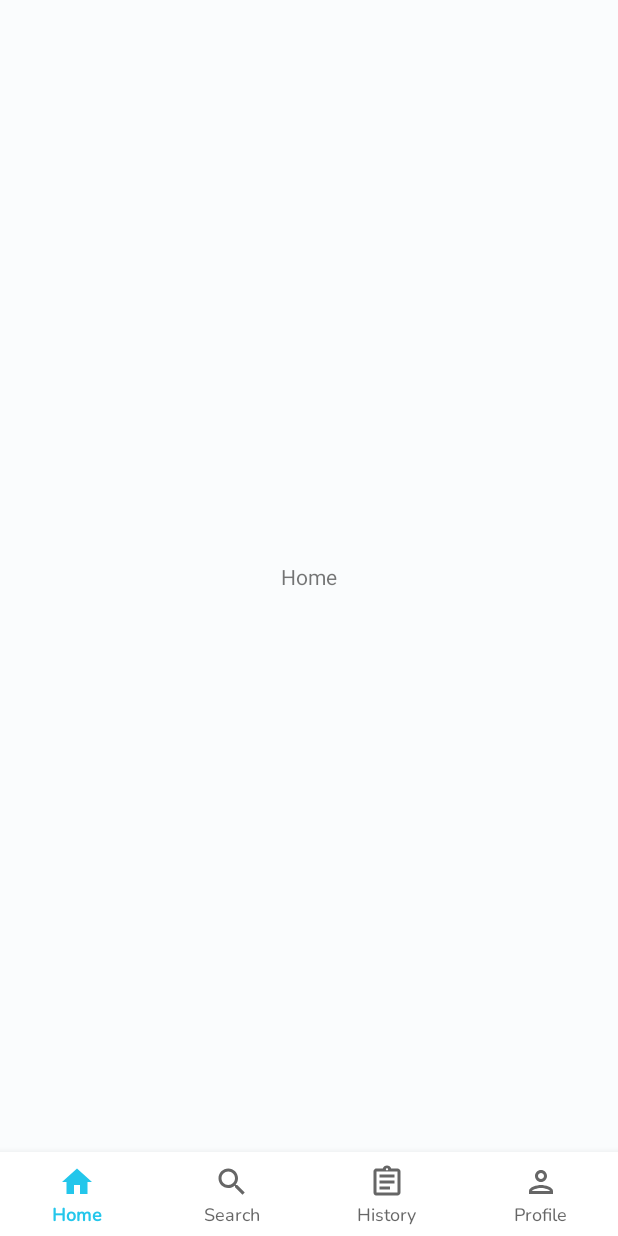
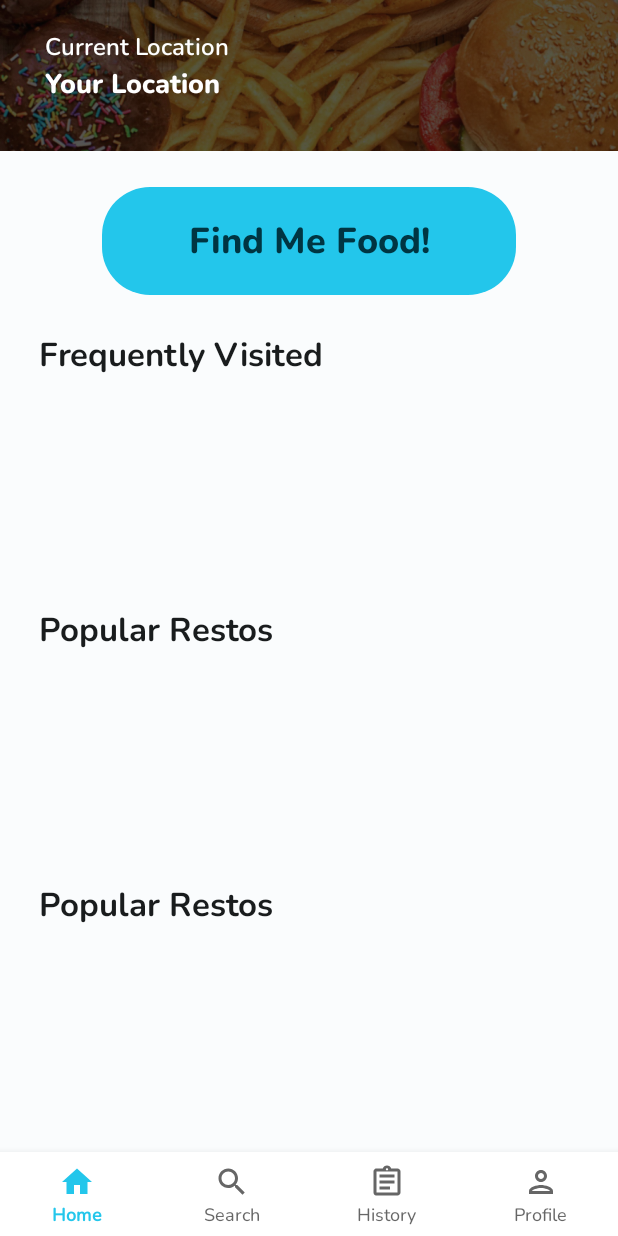
Before and after one commit to C22-PS181-Product-Capstone-Bangkit/Mobile-Development, an Android app: the HomeFragment screen opened directly, with no data from a screen before it, on a phone screen of 412 x 824 dp. Run offline under Robolectric (Android 15) with nearby library versions, the light colour scheme and no system bars; our stand-ins replace navigation-ui.

Commit message:
Basic Home Layout

```diff
--- a/app/src/main/res/layout/fragment_home.xml
+++ b/app/src/main/res/layout/fragment_home.xml
@@ -1,18 +1,106 @@
 <?xml version="1.0" encoding="utf-8"?>
-<androidx.constraintlayout.widget.ConstraintLayout xmlns:android="http://schemas.android.com/apk/res/android"
-    xmlns:app="http://schemas.android.com/apk/res-auto"
+<ScrollView xmlns:android="http://schemas.android.com/apk/res/android"
+    android:layout_width="match_parent"
+    android:layout_height="match_parent">
+
+    <androidx.constraintlayout.widget.ConstraintLayout xmlns:app="http://schemas.android.com/apk/res-auto"
         xmlns:tools="http://schemas.android.com/tools"
         android:layout_width="match_parent"
-    android:layout_height="match_parent"
+        android:layout_height="wrap_content"
         tools:context=".home.HomeFragment">
 
+        <ImageView
+            android:id="@+id/imgHomeBanner"
+            android:layout_width="match_parent"
+            android:layout_height="wrap_content"
+            android:adjustViewBounds="true"
+            android:src="@drawable/homebanner"
+            android:contentDescription="@string/home_banner"
+            app:layout_constraintEnd_toEndOf="parent"
+            app:layout_constraintHorizontal_bias="0.0"
+            app:layout_constraintStart_toStartOf="parent"
+            app:layout_constraintTop_toTopOf="parent"
+            app:srcCompat="@drawable/homebanner" />
+
         <TextView
+            android:id="@+id/tvCurrentLocationLabel"
             android:layout_width="wrap_content"
             android:layout_height="wrap_content"
-        android:text="@string/home"
-        app:layout_constraintBottom_toBottomOf="parent"
-        app:layout_constraintEnd_toEndOf="parent"
+            android:layout_marginStart="30dp"
+            android:layout_marginTop="20dp"
+            android:fontFamily="@font/nunito_semibold"
+            android:text="@string/current_location"
+            android:textColor="#FFFFFF"
+            android:textSize="16sp"
             app:layout_constraintStart_toStartOf="parent"
             app:layout_constraintTop_toTopOf="parent" />
 
+        <TextView
+            android:id="@+id/tvCurrentLocation"
+            android:layout_width="wrap_content"
+            android:layout_height="wrap_content"
+            android:fontFamily="@font/nunito_extrabold"
+            android:text="@string/your_location"
+            android:textColor="#FFFFFF"
+            android:textSize="18sp"
+            app:layout_constraintStart_toStartOf="@+id/tvCurrentLocationLabel"
+            app:layout_constraintTop_toBottomOf="@+id/tvCurrentLocationLabel" />
+
+        <Button
+            android:id="@+id/btnFindMeFood"
+            style="@style/Widget.Material3.Button"
+            android:layout_width="match_parent"
+            android:layout_height="72dp"
+            android:layout_marginStart="68dp"
+            android:layout_marginTop="24dp"
+            android:layout_marginEnd="68dp"
+            android:fontFamily="@font/nunito_extrabold"
+            android:insetTop="0dp"
+            android:insetBottom="0dp"
+            android:text="@string/find_me_food"
+            android:textSize="24sp"
+            app:cornerRadius="32dp"
+            app:layout_constraintEnd_toEndOf="parent"
+            app:layout_constraintStart_toStartOf="parent"
+            app:layout_constraintTop_toBottomOf="@+id/imgHomeBanner" />
+
+        <TextView
+            android:id="@+id/tvFrequentlyVisited"
+            android:layout_width="wrap_content"
+            android:layout_height="wrap_content"
+            android:layout_marginStart="26dp"
+            android:layout_marginTop="24dp"
+            android:fontFamily="@font/nunito_bold"
+            android:text="@string/frequently_visited"
+            android:textColor="@color/on_background"
+            android:textSize="22sp"
+            app:layout_constraintStart_toStartOf="parent"
+            app:layout_constraintTop_toBottomOf="@+id/btnFindMeFood" />
+
+        <TextView
+            android:id="@+id/tvPopularRestos"
+            android:layout_width="wrap_content"
+            android:layout_height="wrap_content"
+            android:layout_marginTop="152dp"
+            android:fontFamily="@font/nunito_bold"
+            android:text="@string/popular_restos"
+            android:textColor="@color/on_background"
+            android:textSize="22sp"
+            app:layout_constraintStart_toStartOf="@+id/tvFrequentlyVisited"
+            app:layout_constraintTop_toBottomOf="@+id/tvFrequentlyVisited" />
+
+        <TextView
+            android:id="@+id/tvNearbyRestos"
+            android:layout_width="wrap_content"
+            android:layout_height="wrap_content"
+            android:layout_marginTop="152dp"
+            android:fontFamily="@font/nunito_bold"
+            android:text="@string/popular_restos"
+            android:textColor="@color/on_background"
+            android:textSize="22sp"
+            app:layout_constraintStart_toStartOf="@+id/tvPopularRestos"
+            app:layout_constraintTop_toBottomOf="@+id/tvPopularRestos" />
+
     </androidx.constraintlayout.widget.ConstraintLayout>
+
+</ScrollView>
--- a/app/src/main/res/values/strings.xml
+++ b/app/src/main/res/values/strings.xml
@@ -27,4 +27,10 @@
     <string name="profile">Profile</string>
     <string name="history">History</string>
     <string name="foods_restaurants_users_reviews_etc">Foods, restaurants, users, reviews, etc</string>
+    <string name="current_location">Current Location</string>
+    <string name="your_location">Your Location</string>
+    <string name="find_me_food">Find Me Food!</string>
+    <string name="frequently_visited">Frequently Visited</string>
+    <string name="popular_restos">Popular Restos</string>
+    <string name="home_banner">Home Banner</string>
 </resources>
```
Also changed, not shown: app/src/main/res/drawable/homebanner.png (added). Lines whose indentation alone changed are shown as unchanged.
